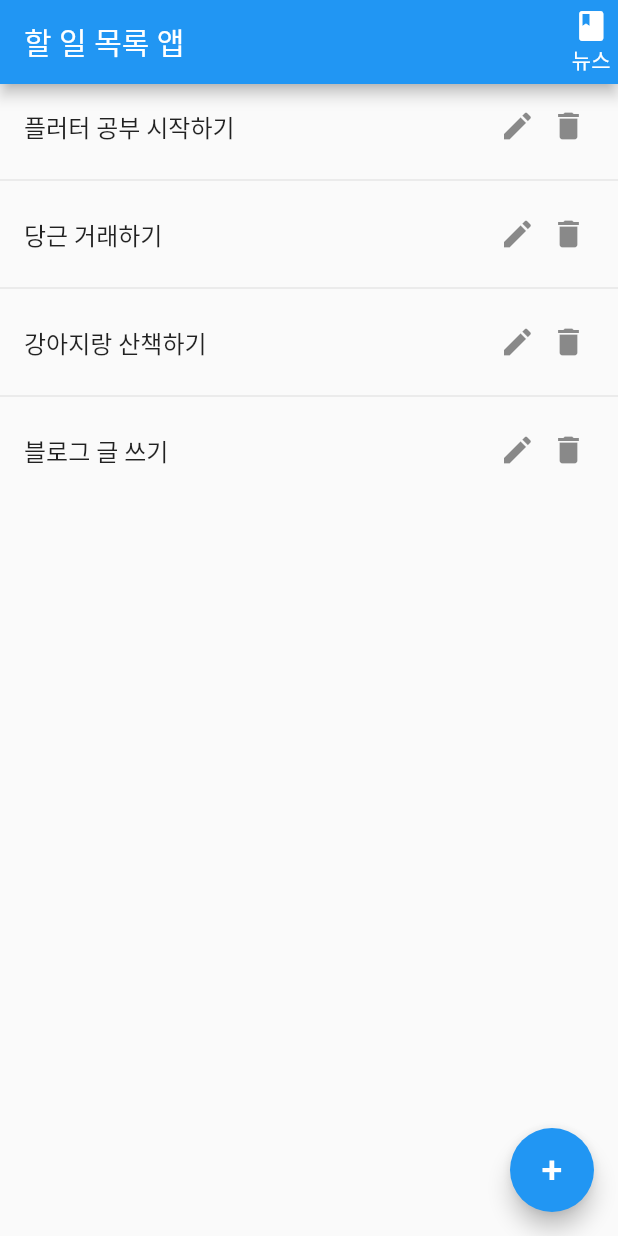
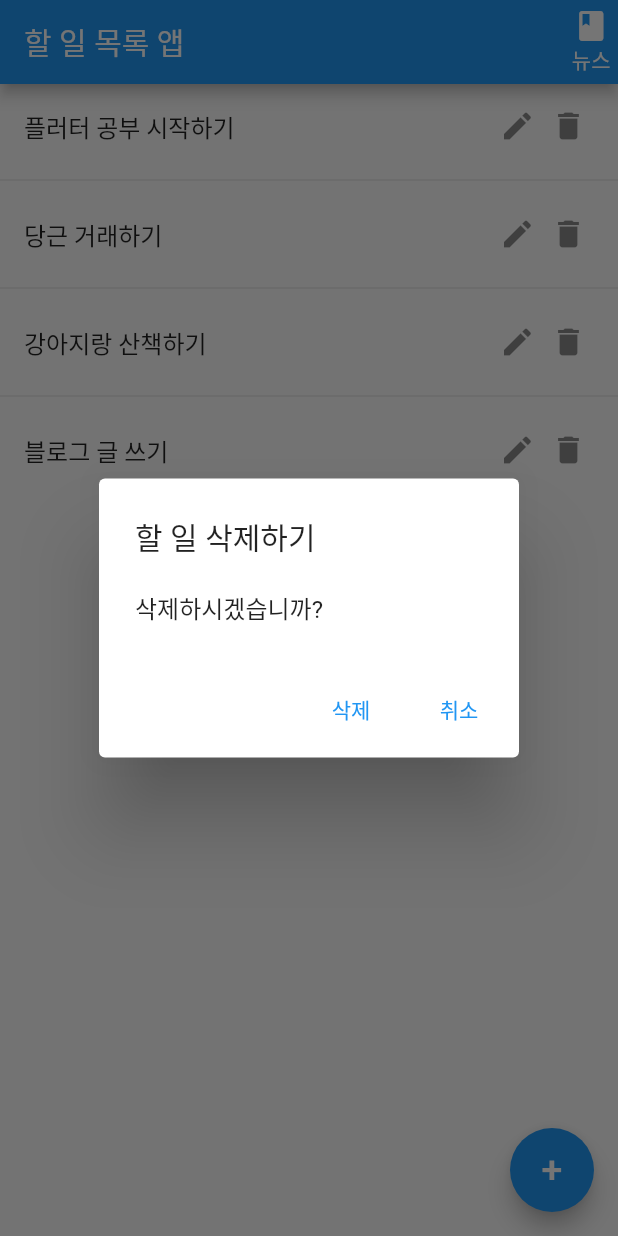
Before and after one commit to mcoding777/Flutter_Study, a Flutter app: the ListScreen screen opened directly, after a tap on "뉴스", after a tap on the "delete" icon, on a phone screen of 412 x 824 dp. Run offline on Flutter 3.47's test engine with Material 2 defaults, Android fonts, the phone set to English and light mode, and no system bars; our stand-ins replace fluttertoast, shared_preferences, sprintf; accounts and stored records are empty.

Commit message:
feat: todo 삭제 기능 추가

```diff
--- a/splash_todo/lib/screens/list_screen.dart
+++ b/splash_todo/lib/screens/list_screen.dart
@@ -207,7 +207,37 @@ class _ListScreenState extends State<ListScreen> {
                           padding: const EdgeInsets.all(5),
                           child: InkWell(
                             child: const Icon(Icons.delete),
-                            onTap: () {},
+                            onTap: () {
+                              showDialog(
+                                context: context,
+                                builder: (BuildContext context) {
+                                  return AlertDialog(
+                                    title: const Text('할 일 삭제하기'),
+                                    content: Container(
+                                      child: const Text('삭제하시겠습니까?'),
+                                    ),
+                                    actions: [
+                                      TextButton(
+                                        onPressed: () async {
+                                          setState(() {
+                                            todoDefault.deleteTodo(
+                                                todos[index].id ?? 0);
+                                          });
+                                          Navigator.of(context).pop();
+                                        },
+                                        child: const Text('삭제'),
+                                      ),
+                                      TextButton(
+                                        onPressed: () {
+                                          Navigator.of(context).pop();
+                                        },
+                                        child: const Text('취소'),
+                                      ),
+                                    ],
+                                  );
+                                },
+                              );
+                            },
                           ),
                         ),
                       ],
```
